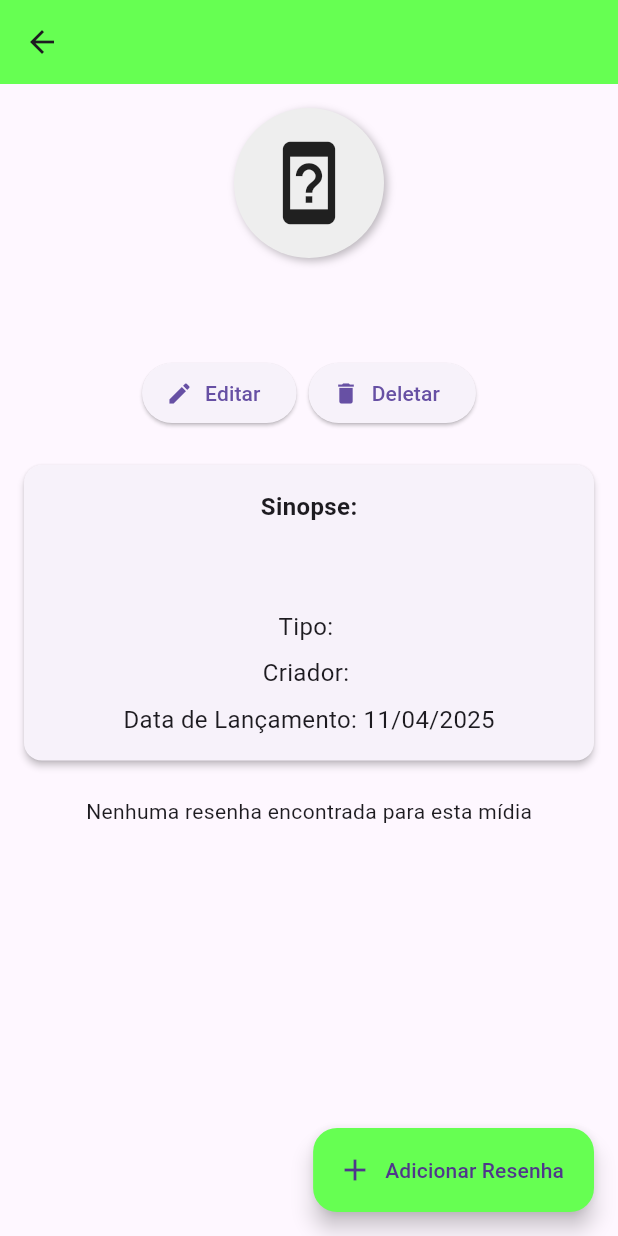
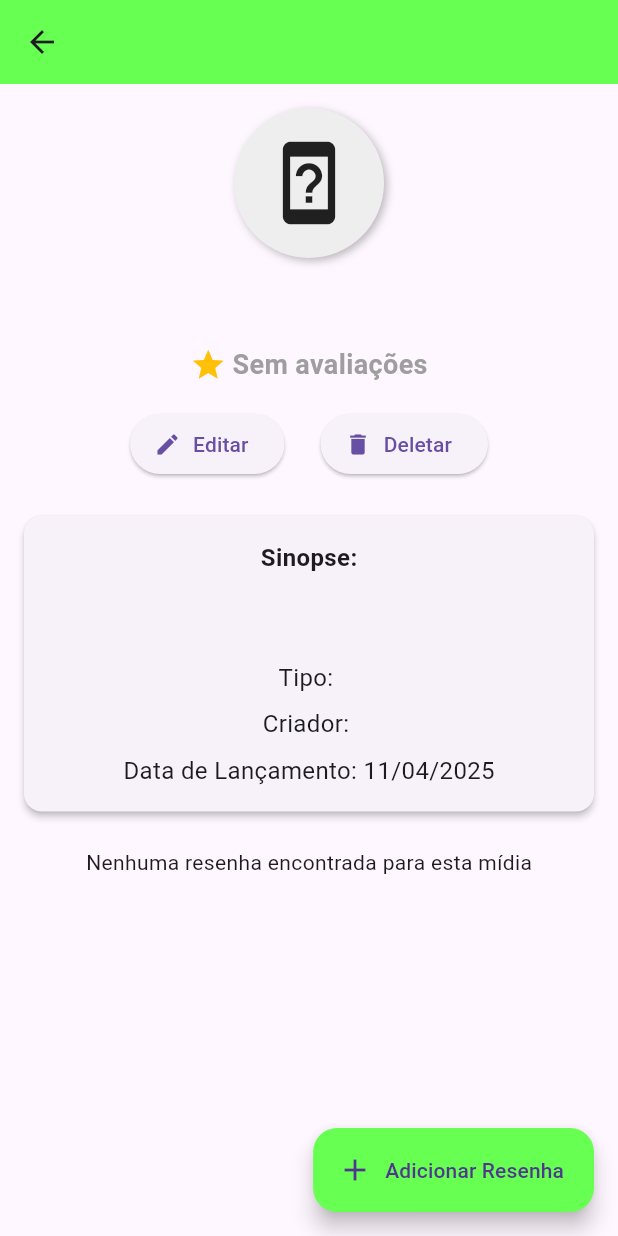
Before and after one commit to bealfredo/reviewall_mobile, a Flutter app: the MediaListItem screen opened directly with empty values, after a tap on the "arrow forward" icon, on a phone screen of 412 x 824 dp. Run offline on Flutter 3.47's test engine with Material 3 defaults, Android fonts, the phone set to English and light mode, and no system bars; network calls fail.

Commit message:
Refactor MediaList to use StatefulWidget, implement media fetching with average rating calculation, and add reload functionality for improved media display and user interaction.

```diff
--- a/lib/media.dart
+++ b/lib/media.dart
@@ -174,24 +174,80 @@ Future<http.Response> deleteMedia(String id) async {
   return response;
 }
 
-class MediaList extends StatelessWidget {
+class MediaList extends StatefulWidget {
   const MediaList({super.key});
+
+  @override
+  State<MediaList> createState() => _MediaListState();
+}
+
+class _MediaListState extends State<MediaList> {
+  late Future<List<Media>> _mediasFuture;
+
+  @override
+  void initState() {
+    super.initState();
+    _mediasFuture = fetchMedias();
+  }
 
   Future<List<Media>> fetchMedias() async {
     try {
+      // Obter a lista de mídias
       List<Media> medias = await getMedias();
+
+      // Obter todas as resenhas de uma vez só
+      List<Review> allReviews = await getReviews();
+
+      // Para cada mídia, calcular a média das avaliações
+      for (var media in medias) {
+        // Filtrar as resenhas para esta mídia específica
+        var mediaReviews = allReviews.where((review) => review.mediaId == media.id).toList();
+
+        if (mediaReviews.isNotEmpty) {
+          // Calcular a média
+          double sum = mediaReviews.fold(0.0, (sum, review) => sum + review.rating);
+          media.averageRating = sum / mediaReviews.length;
+        } else {
+          media.averageRating = 0.0; // Sem avaliações
+        }
+      }
+
+      // Ordenar por data de criação
       medias.sort((a, b) => b.createdAt.compareTo(a.createdAt));
       return medias;
     } catch (e) {
-      print("Erro ao buscar mídias: $e");
+      print("Erro ao buscar mídias e calcular médias: $e");
       return [];
     }
   }
 
+  void _reloadMediaList() {
+    setState(() {
+      _mediasFuture = fetchMedias();
+    });
+  }
+
   @override
   Widget build(BuildContext context) {
-    return FutureBuilder<List<Media>>(
-      future: fetchMedias(),
+    return Column(
+      children: [
+        // Botão de recarregar no topo
+        Padding(
+          padding: const EdgeInsets.all(8.0),
+          child: ElevatedButton.icon(
+            onPressed: _reloadMediaList,
+            icon: const Icon(Icons.refresh),
+            label: const Text('Recarregar'),
+            style: ElevatedButton.styleFrom(
+              backgroundColor: Colors.grey[200],
+              foregroundColor: Colors.black,
+              padding: const EdgeInsets.symmetric(vertical: 12, horizontal: 16),
+            ),
+          ),
+        ),
+        Expanded(
+          child: FutureBuilder<List<Media>>(
+            future: _mediasFuture,
             builder: (context, snapshot) {
               if (snapshot.connectionState == ConnectionState.waiting) {
                 return Center(child: CircularProgressIndicator());
@@ -204,19 +260,26 @@ class MediaList extends StatelessWidget {
                   itemCount: snapshot.data!.length,
                   padding: EdgeInsets.only(bottom: 80),
                   itemBuilder: (context, index) {
-              return MediaListItem(snapshot.data![index]);
+                    return MediaListItem(
+                      snapshot.data![index],
+                      onMediaUpdated: _reloadMediaList,
+                    );
                   },
                 );
               }
             },
+          ),
+        ),
+      ],
     );
   }
 }
 
 class MediaListItem extends StatelessWidget {
   final Media media;
+  final VoidCallback onMediaUpdated;
 
-  const MediaListItem(this.media, {super.key});
+  const MediaListItem(this.media, {required this.onMediaUpdated, super.key});
 
   @override
   Widget build(BuildContext context) {
@@ -237,7 +300,6 @@ class MediaListItem extends StatelessWidget {
         subtitle: Column(
           crossAxisAlignment: CrossAxisAlignment.start,
           children: [
-            // Text('Criador: ${media.creator}'),
             Text('Tipo: ${media.type}'),
             Text('Ano de Lançamento: ${media.releaseDate.year}'),
             Wrap(
@@ -252,16 +314,32 @@ class MediaListItem extends StatelessWidget {
             ),
           ],
         ),
-        leading: Icon(media.icon, size: 40),
+        leading: Column(
+          mainAxisAlignment: MainAxisAlignment.center,
+          children: [
+            Icon(media.icon, size: 30),
+            Text(
+              media.averageRating > 0 ? media.averageRating.toStringAsFixed(1) : "N/A",
+              style: TextStyle(
+                fontWeight: FontWeight.bold,
+                fontSize: 12,
+              ),
+            ),
+          ],
+        ),
         trailing: IconButton(
           icon: Icon(Icons.arrow_forward),
-          onPressed: () {
-            Navigator.push(
+          onPressed: () async {
+            final Media result = await Navigator.push(
               context,
               MaterialPageRoute(
                 builder: (context) => MediaDetailScaffold(media),
               ),
             );
+
+            if (result.averageRating != media.averageRating) {
+              onMediaUpdated();
+            }
           },
         ),
       ),
@@ -280,6 +358,7 @@ class Media {
   String synopsis;
   DateTime releaseDate;
   IconData icon;
+  double averageRating;
 
   Media({
     required this.id,
@@ -290,6 +369,7 @@ class Media {
     required this.genre,
     required this.synopsis,
     required this.releaseDate,
+    this.averageRating = 0.0,
   }) : icon = _getIconForType(type);
 
   factory Media.fromJson(Map<String, dynamic> json) {
@@ -735,12 +815,42 @@ class MediaDetailScaffold extends StatefulWidget {
 class _MediaDetailScaffoldState extends State<MediaDetailScaffold> {
   Key _reviewListKey = UniqueKey();
 
+  Future<void> _updateMediaAverageRating() async {
+    try {
+      // Obter todas as resenhas
+      List<Review> reviews = await getReviews();
+
+      // Filtrar as resenhas para esta mídia específica
+      var mediaReviews = reviews.where((review) => review.mediaId == widget.media.id).toList();
+
+      // Calcular a média das avaliações
+      if (mediaReviews.isNotEmpty) {
+        double sum = mediaReviews.fold(0.0, (sum, review) => sum + review.rating);
+        setState(() {
+          widget.media.averageRating = sum / mediaReviews.length;
+        });
+      } else {
+        setState(() {
+          widget.media.averageRating = 0.0; // Sem avaliações
+        });
+      }
+    } catch (e) {
+      print("Erro ao atualizar a média das avaliações: $e");
+    }
+  }
+
   @override
   Widget build(BuildContext context) {
     return Scaffold(
       appBar: AppBar(
         title: Text(widget.media.title),
         backgroundColor: primaryColor,
+        leading: IconButton(
+          icon: Icon(Icons.arrow_back),
+          onPressed: () {
+            Navigator.pop(context, widget.media);
+          },
+        ),
       ),
       body: SingleChildScrollView(
         child: Padding(
@@ -758,7 +868,7 @@ class _MediaDetailScaffoldState extends State<MediaDetailScaffold> {
         ),
       ),
 
-      // Add Review button
+      // Botão flutuante para adicionar resenha
       floatingActionButton: FloatingActionButton.extended(
         onPressed: () async {
           final result = await Navigator.push(
@@ -769,8 +879,10 @@ class _MediaDetailScaffoldState extends State<MediaDetailScaffold> {
           );
 
           if (result == true) {
+            // Atualizar a lista de resenhas e a média
+            await _updateMediaAverageRating();
             setState(() {
-              _reviewListKey = UniqueKey();
+              _reviewListKey = UniqueKey(); // Força a reconstrução da lista de resenhas
             });
           }
         },
@@ -791,13 +903,9 @@ class CurrentMedia extends StatelessWidget {
   @override
   Widget build(BuildContext context) {
     return Column(
-      crossAxisAlignment: CrossAxisAlignment.start,
+      crossAxisAlignment: CrossAxisAlignment.center,
       children: [
         // Ícone como imagem principal
-        Center(
-          child: Column(
-            mainAxisSize: MainAxisSize.min,
-            children: [
         Container(
           width: 100,
           height: 100,
@@ -828,14 +936,34 @@ class CurrentMedia extends StatelessWidget {
           ),
           textAlign: TextAlign.center,
         ),
+
+        // Média de avaliações
+        const SizedBox(height: 8),
+        Row(
+          mainAxisSize: MainAxisSize.min, // Importante para evitar overflow
+          children: [
+            Icon(Icons.star, color: Colors.amber),
+            SizedBox(width: 4),
+            Text(
+              media.averageRating > 0
+                ? "${media.averageRating.toStringAsFixed(1)}/10"
+                : "Sem avaliações",
+              style: TextStyle(
+                fontSize: 18,
+                fontWeight: FontWeight.bold,
+                color: media.averageRating >= 7 ? Colors.green :
+                      media.averageRating >= 4 ? Colors.amber :
+                      media.averageRating > 0 ? Colors.red : Colors.grey,
+              ),
+            ),
           ],
-          ),
         ),
         const SizedBox(height: 16),
 
         // Row of buttons
-        Row(
-          mainAxisAlignment: MainAxisAlignment.center,
+        Wrap( // Usando Wrap em vez de Row para evitar overflow
+          alignment: WrapAlignment.center,
+          spacing: 8,
           children: [
             ElevatedButton.icon(
               onPressed: () {
```
Lines whose indentation alone changed are shown as unchanged.
